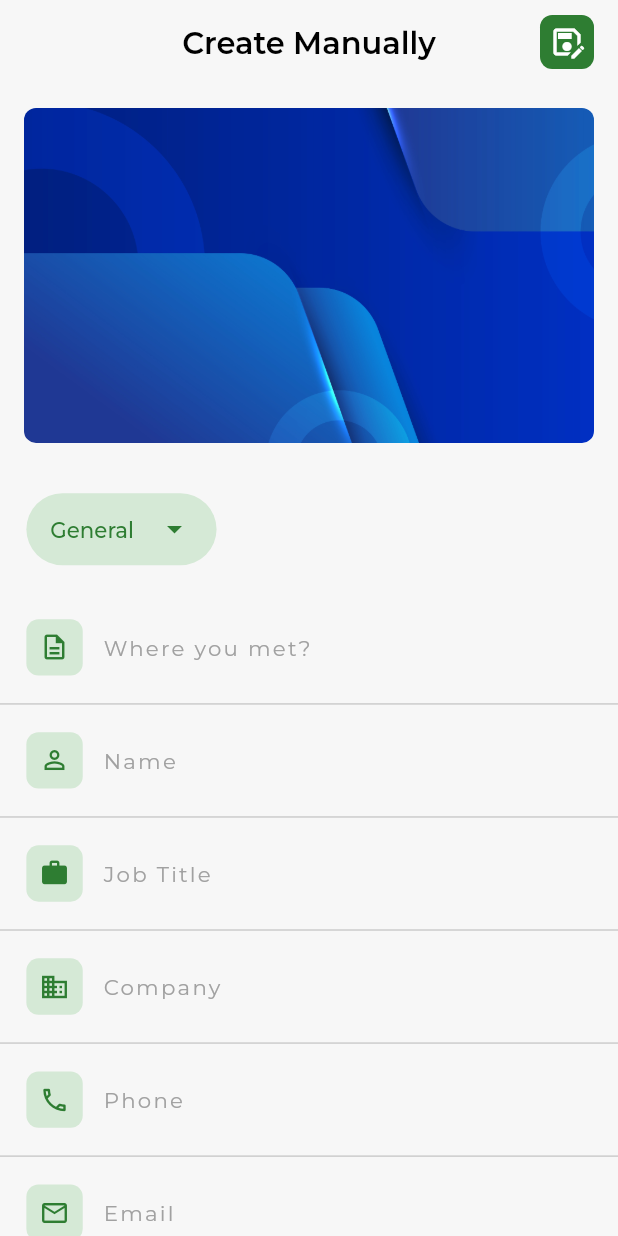
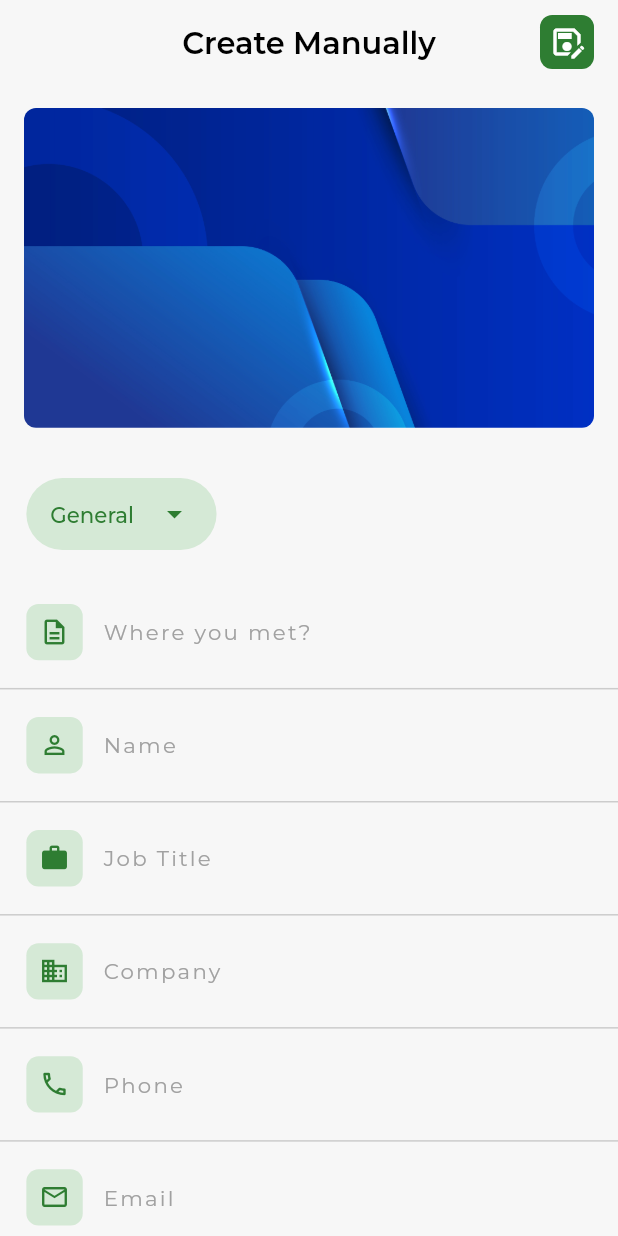
Before and after one commit to KafiulIslam/business_card_scanner, a Flutter app: the CreateCardManuallyScreen screen opened by its route, on a phone screen of 412 x 824 dp. Run offline on Flutter 3.47's test engine with Material 3 defaults, Android fonts, the phone set to English and light mode, and no system bars; drawn by our look-alikes of screenshot; our stand-ins replace bloc, cached_network_image, camera, cloud_firestore, equatable, file_picker and 14 more; missing offline and left inert: google_mlkit_text_recognition, scanning_effect, syncfusion_flutter_pdf, syncfusion_flutter_pdfviewer; accounts and stored records are empty.

Commit message:
upload new version 1.0.5

```diff
--- a/lib/core/constants/network_constants.dart
+++ b/lib/core/constants/network_constants.dart
@@ -31,7 +31,7 @@ class NetworkConstants {
   ];
 
   /// Default tag when no tag is selected
-  static const String? defaultTag = 'Prospects';
+  static const String defaultTag = 'Prospects';
 
   // ==================== VALIDATION ====================
 
--- a/lib/core/widgets/card_info_tile.dart
+++ b/lib/core/widgets/card_info_tile.dart
@@ -1,6 +1,5 @@
 import 'package:flutter/material.dart';
 import 'package:gap/gap.dart';
-import 'package:screenshot/screenshot.dart';
 import '../theme/app_text_style.dart';
 
 class CardInfoTile extends StatelessWidget {
--- a/lib/core/widgets/dynamic_preview_card.dart
+++ b/lib/core/widgets/dynamic_preview_card.dart
@@ -29,7 +29,7 @@ class DynamicPreviewCard extends StatelessWidget {
       child: Screenshot(
         controller: screenshotController,
         child: Container(
-          height: 220.h,
+          height: 210.h,
           width: double.infinity,
           decoration: BoxDecoration(
               borderRadius: BorderRadius.circular(8),
@@ -51,7 +51,7 @@ class DynamicPreviewCard extends StatelessWidget {
                         children: [
                           Text(
                             network.name ?? '',
-                            maxLines: 1,
+                            maxLines: 2,
                             overflow: TextOverflow.ellipsis,
                             style: AppTextStyles.headline1
                                 .copyWith(fontSize: 16, color: Colors.white),
@@ -116,6 +116,7 @@ class DynamicPreviewCard extends StatelessWidget {
                     )
                   ],
                 ),
+                //Gap(AppDimensions.spacing16),
                 const Spacer(),
                 Column(
                   crossAxisAlignment: CrossAxisAlignment.start,
@@ -128,9 +129,30 @@ class DynamicPreviewCard extends StatelessWidget {
                         icon: Icons.language_outlined,
                         info: network.website ?? ''),
                     const Gap(2),
-                    CardInfoTile(
-                        icon: Icons.location_on_outlined,
-                        info: network.address ?? ''),
+                    Row(
+                      children: [
+                        if (network.address?.isNotEmpty ?? false) ...[
+                          const Icon(
+                            Icons.location_on_outlined,
+                            color: Colors.white,
+                            size: 18,
+                          ),
+                        ],
+                        const Gap(8),
+                        Expanded(
+                          child: Text(
+                            network.address ?? '',
+                            maxLines: 2,
+                            overflow: TextOverflow.ellipsis,
+                            style: AppTextStyles.labelSmall
+                                .copyWith(color: Colors.white),
+                          ),
+                        )
+                      ],
+                    )
+                    // CardInfoTile(
+                    //     icon: Icons.location_on_outlined,
+                    //     info: network.address ?? ''),
                   ],
                 ),
               ],
--- a/lib/core/widgets/inputFields/password_inputfield.dart
+++ b/lib/core/widgets/inputFields/password_inputfield.dart
@@ -42,10 +42,6 @@ class _PasswordInputFieldState extends State<PasswordInputField> {
               onTap: () {
                 setState(() {
                   isPassObscure = !isPassObscure;
-                  var index = 0;
-                  if (!isPassObscure) {
-                    index = 1;
-                  }
                 });
               },
               child: isPassObscure
--- a/lib/features/myCard/presentation/widgets/my_card_list_item.dart
+++ b/lib/features/myCard/presentation/widgets/my_card_list_item.dart
@@ -6,7 +6,6 @@ import 'package:business_card_scanner/features/myCard/domain/entities/my_card_mo
 import 'package:business_card_scanner/features/myCard/presentation/cubit/my_card_cubit.dart';
 import 'package:flutter/material.dart';
 import 'package:flutter_bloc/flutter_bloc.dart';
-import 'package:flutter_screenutil/flutter_screenutil.dart';
 import 'package:go_router/go_router.dart';
 import 'package:screenshot/screenshot.dart';
 import 'package:share_plus/share_plus.dart';
@@ -105,7 +104,7 @@ class _MyCardListItemState extends State<MyCardListItem> {
   @override
   Widget build(BuildContext context) {
     return SizedBox(
-      height: 220.h,
+      //height: 220.h,
       width: double.infinity,
       child: Stack(
         children: [
--- a/lib/features/network/presentation/views/network_screen.dart
+++ b/lib/features/network/presentation/views/network_screen.dart
@@ -12,7 +12,6 @@ import 'package:flutter_bloc/flutter_bloc.dart';
 import 'package:flutter_screenutil/flutter_screenutil.dart';
 import 'package:gap/gap.dart';
 import 'package:go_router/go_router.dart';
-import 'package:scanning_effect/scanning_effect.dart';
 import '../../../../core/routes/routes.dart';
 
 class NetworkScreen extends StatefulWidget {
--- a/lib/features/tools/presentation/views/sign_document/sign_canvas_screen.dart
+++ b/lib/features/tools/presentation/views/sign_document/sign_canvas_screen.dart
@@ -1,7 +1,6 @@
 import 'dart:io';
 import 'dart:typed_data';
 import 'dart:ui' as ui;
-import 'package:business_card_scanner/core/routes/app_router.dart';
 import 'package:business_card_scanner/core/services/external_app_service.dart';
 import 'package:business_card_scanner/core/theme/app_colors.dart';
 import 'package:business_card_scanner/core/theme/app_dimensions.dart';
--- a/lib/features/tools/presentation/views/tools_screen.dart
+++ b/lib/features/tools/presentation/views/tools_screen.dart
@@ -37,7 +37,7 @@ class ToolsScreen extends StatelessWidget {
                   onTap: () => context.push(Routes.writeEmail),
                   icon: Icons.email_outlined,
                   title: 'Write Email',
-                  subtitle: 'Write email with AI'),
+                  subtitle: 'Generate emails with AI'),
             ],
           ),
         ),
--- a/pubspec.yaml
+++ b/pubspec.yaml
@@ -5,7 +5,7 @@ description: "A new Flutter project."
 publish_to: 'none' # Remove this line if you wish to publish to pub.dev
 
 
-version: 1.0.0+4
+version: 1.0.0+5
 
 environment:
   sdk: ^3.5.2
```
Also changed, not shown: 1 other file.
